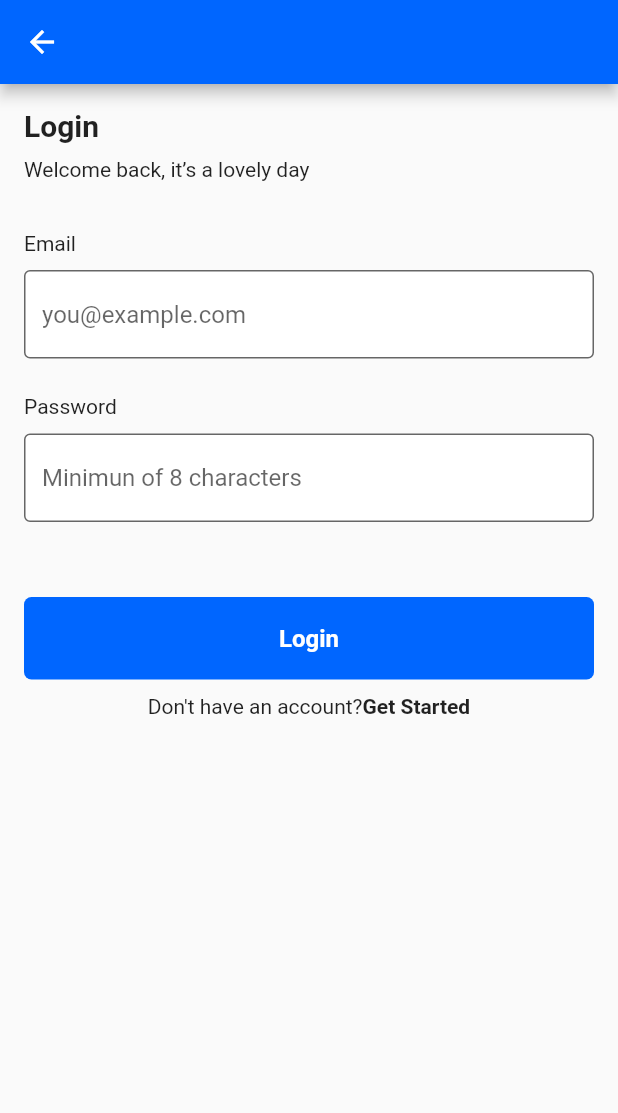
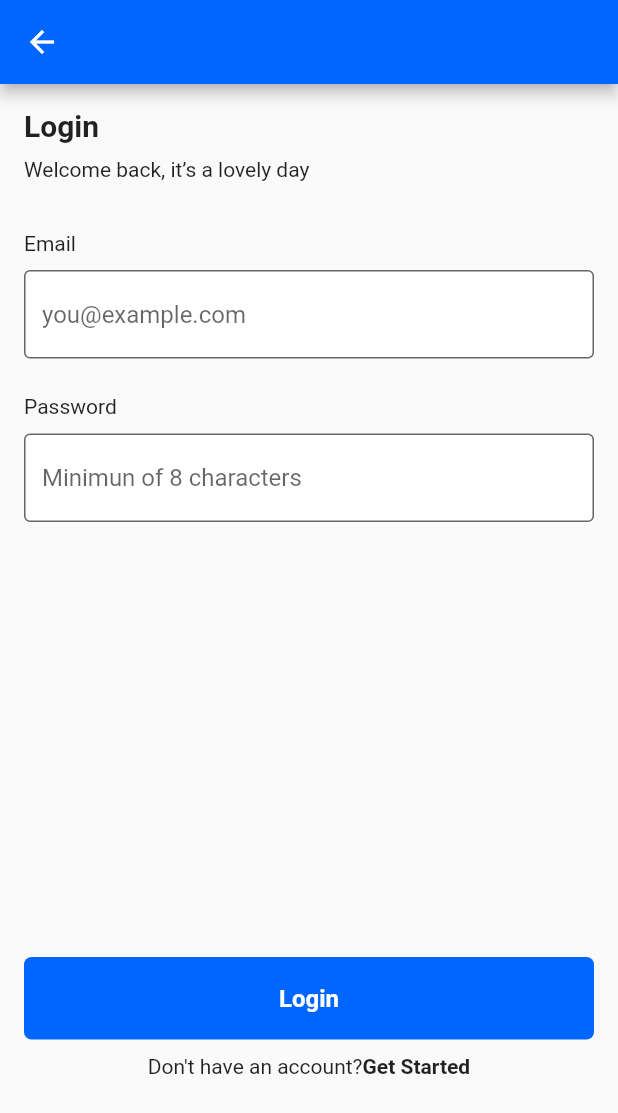
Before and after one commit to Allename/Sylar, a Flutter app: the screen it shows after launch, after a tap on "Login", on a phone screen of 412 x 824 dp. Shown: the top 1113 px of the screen. Run offline on Flutter 3.47's test engine with Material 2 defaults, Android fonts, the phone set to English and light mode, and no system bars.

Commit message:
created homescreen

```diff
--- a/lib/screens/onboarding/login.dart
+++ b/lib/screens/onboarding/login.dart
@@ -11,6 +11,7 @@ class Login extends StatelessWidget {
   @override
   Widget build(BuildContext context) {
     return Scaffold(
+      resizeToAvoidBottomInset: false,
       appBar: AppBar(
         backgroundColor: kPrimary,
       ),
@@ -62,7 +63,7 @@ class Login extends StatelessWidget {
                       border: OutlineInputBorder(),
                     ),
                   ),
-                  const SizedBox(height: 50.0),
+                  const SizedBox(height: 290.0),
                   Button(text: 'Login', press: () {}),
                   const SizedBox(height: 10.0),
                   Row(
```
